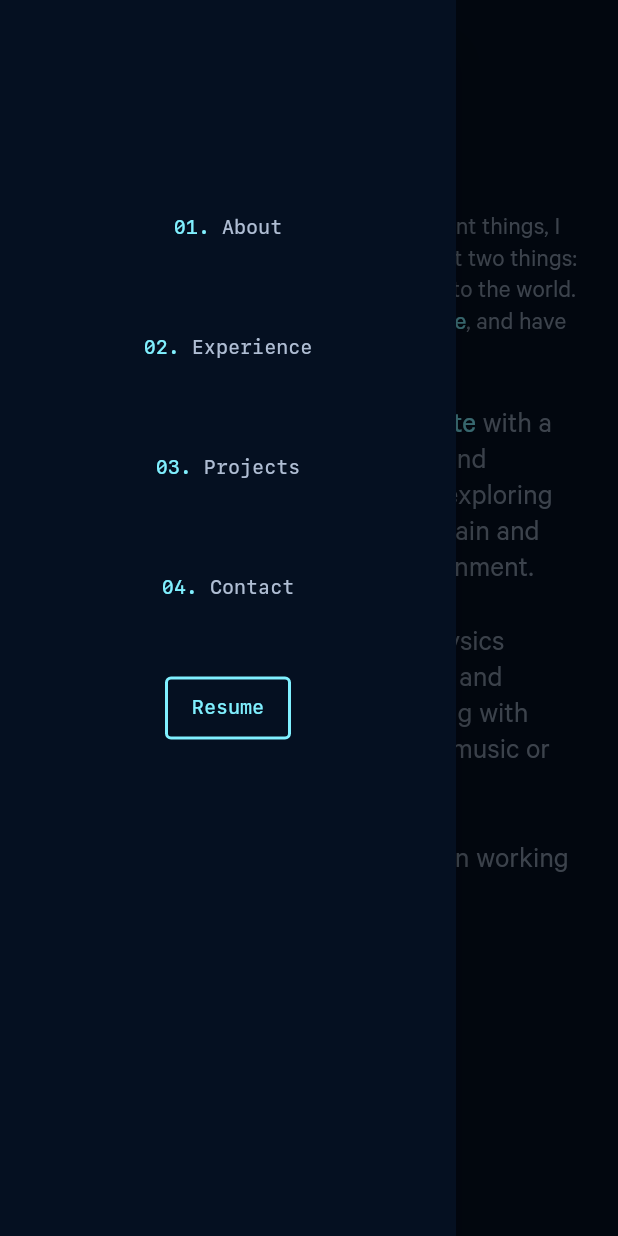
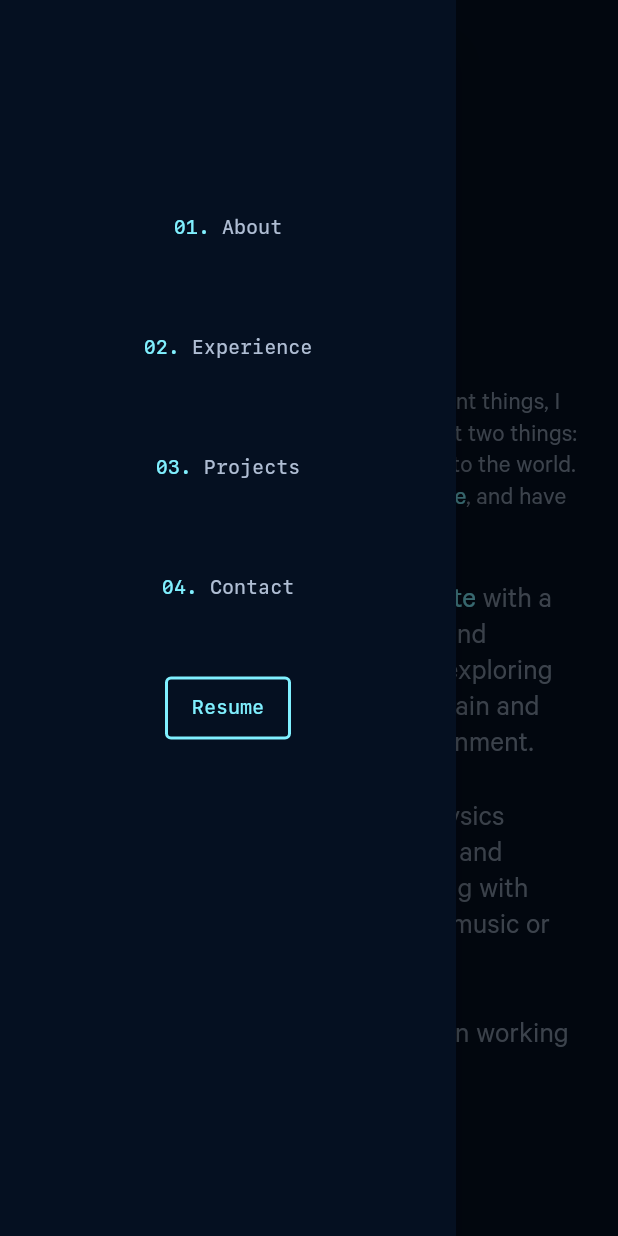
Before and after one commit to mrigankdoshy/personal-website, a Flutter app: the screen it shows after launch, after a tap on the "drag handle" icon, after a tap on "01.", on a phone screen of 412 x 824 dp. Run offline on Flutter 3.47's test engine with Material 2 defaults, Android fonts, the phone set to English and light mode, and no system bars; drawn by our look-alikes of auto_animated, auto_size_text; our stand-ins replace font_awesome_flutter.

Commit message:
Center Intro Section

```diff
--- a/lib/sections/about/about.dart
+++ b/lib/sections/about/about.dart
@@ -10,7 +10,7 @@ class About extends StatelessWidget {
   @override
   Widget build(BuildContext context) {
     return Padding(
-      padding: const EdgeInsets.only(top: 16.0, bottom: 64.0),
+      padding: const EdgeInsets.only(top: 128.0, bottom: 64.0),
       child: Column(
         children: <Widget>[
           Row(
--- a/lib/sections/about/about_me.dart
+++ b/lib/sections/about/about_me.dart
@@ -28,7 +28,7 @@ class _AboutMeState extends State<AboutMe> {
         children: <Widget>[
           SlideAnimation(
             animationKey: UniqueKey(),
-            delay: const Duration(milliseconds: 1000),
+            delay: const Duration(milliseconds: 50),
             child: const SectionTitle(
               number: SectionTitleData.sectionNumber1,
               title: SectionTitleData.section1Title,
@@ -36,7 +36,7 @@ class _AboutMeState extends State<AboutMe> {
           ),
           FadeAnimation(
             animationKey: UniqueKey(),
-            delay: const Duration(milliseconds: 1100),
+            delay: const Duration(milliseconds: 150),
             child: Column(
               crossAxisAlignment: CrossAxisAlignment.start,
               children: <Widget>[
--- a/lib/sections/intro/intro.dart
+++ b/lib/sections/intro/intro.dart
@@ -14,9 +14,12 @@ class Intro extends StatelessWidget {
 
   @override
   Widget build(BuildContext context) {
-    return Padding(
-      padding: EdgeInsets.symmetric(
-          vertical: ResponsiveWidget.isSmallScreen(context) ? 128.0 : 16.0),
+    const sliverAppBarHeight = 90;
+    double height = MediaQuery.of(context).size.height - 2 * sliverAppBarHeight;
+
+    return Container(
+      height: height,
+      alignment: Alignment.center,
       child: Row(
         mainAxisAlignment: MainAxisAlignment.center,
         children: <Widget>[
@@ -34,6 +37,7 @@ class Intro extends StatelessWidget {
           Flexible(
             child: Column(
               crossAxisAlignment: CrossAxisAlignment.start,
+              mainAxisAlignment: MainAxisAlignment.center,
               children: <Widget>[
                 SlideAnimation(
                   animationKey: UniqueKey(),
@@ -44,10 +48,10 @@ class Intro extends StatelessWidget {
                 SlideAnimation(
                   animationKey: UniqueKey(),
                   delay: const Duration(milliseconds: 850),
-                  child: _nameAndTitle(),
+                  child: _nameAndTitle(context),
                 ),
                 SizedBox(
-                    height: ResponsiveWidget.isSmallScreen(context) ? 8 : 0),
+                    height: ResponsiveWidget.isSmallScreen(context) ? 16 : 0),
                 SlideAnimation(
                   animationKey: UniqueKey(),
                   delay: const Duration(milliseconds: 900),
@@ -89,21 +93,25 @@ class Intro extends StatelessWidget {
     );
   }
 
-  Widget _nameAndTitle() {
+  Widget _nameAndTitle(BuildContext context) {
     return Column(
       crossAxisAlignment: CrossAxisAlignment.start,
       children: [
-        const AutoSizeText(
+        AutoSizeText(
           IntroData.name,
           style: TextStyles.headline1,
           maxLines: 1,
+          maxFontSize: ResponsiveWidget.isSmallScreen(context) ? 40 : 72,
         ),
         Container(
-          transform: Matrix4.translationValues(0.0, -12.0, 0.0),
-          child: const AutoSizeText(
+          transform: !ResponsiveWidget.isSmallScreen(context)
+              ? Matrix4.translationValues(0.0, -12.0, 0.0)
+              : null,
+          child: AutoSizeText(
             IntroData.title,
             style: TextStyles.headline2,
             maxLines: 1,
+            maxFontSize: ResponsiveWidget.isSmallScreen(context) ? 40 : 72,
           ),
         ),
       ],
```
